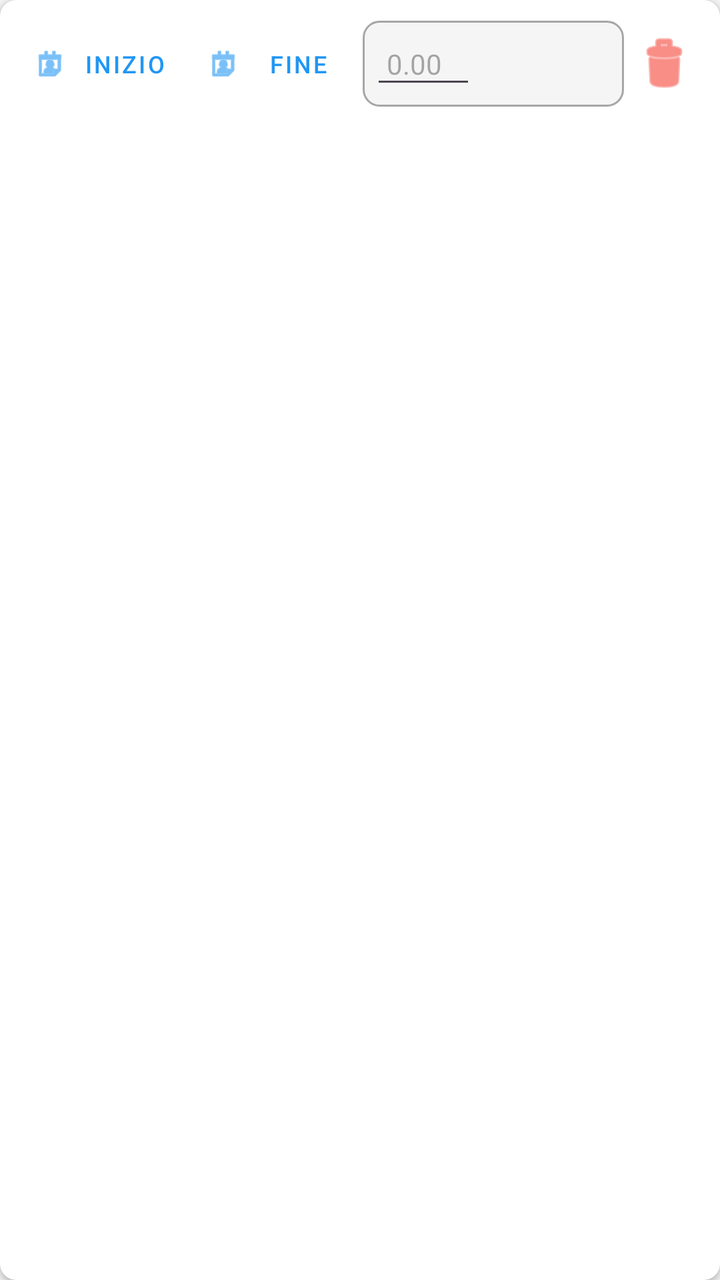
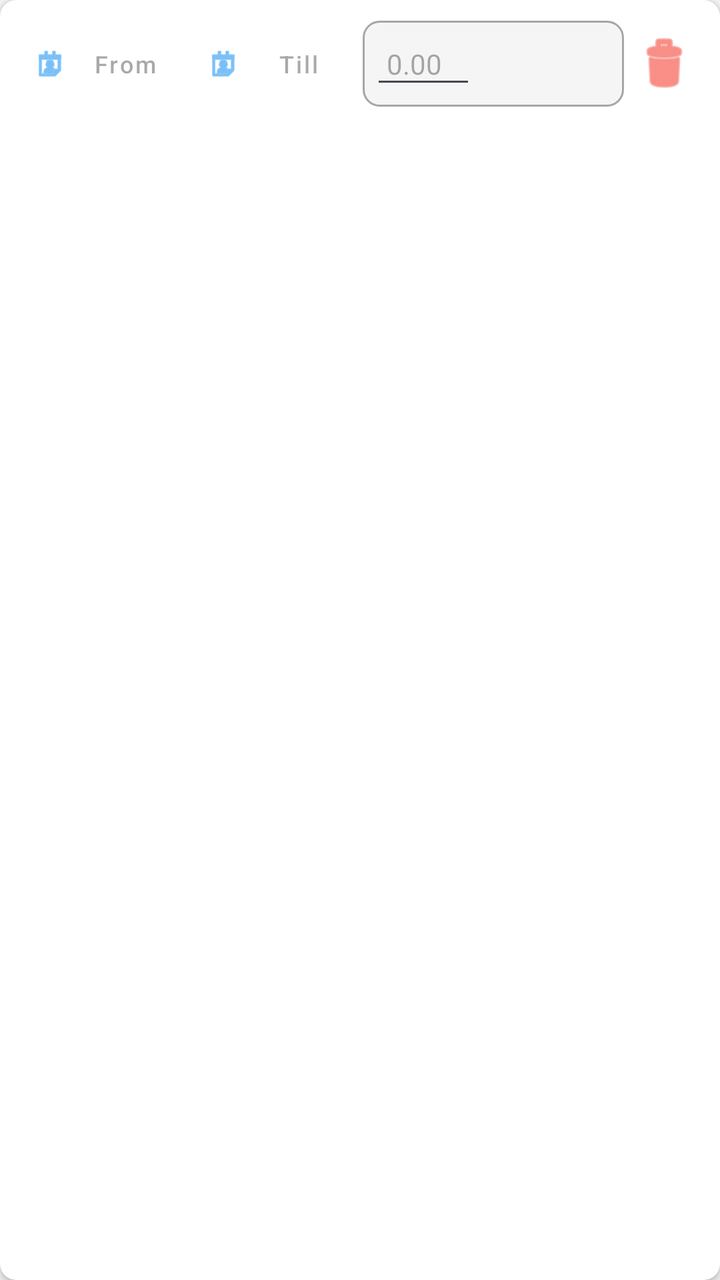

Before-and-after screenshots of an Android layout around one commit, followed by the original layout XML and the change that was made.
<!-- AndroidManifest.xml: application theme Theme.MiCasaEsTuCasa -->
<!-- res/layout/item_availability.xml -->
<?xml version="1.0" encoding="utf-8"?>
<androidx.cardview.widget.CardView
    xmlns:android="http://schemas.android.com/apk/res/android"
    xmlns:app="http://schemas.android.com/apk/res-auto"
    android:layout_width="match_parent"
    android:layout_height="wrap_content"
    android:layout_marginVertical="4dp"
    app:cardCornerRadius="8dp"
    app:cardElevation="2dp">

    <LinearLayout
        android:layout_width="match_parent"
        android:layout_height="wrap_content"
        android:orientation="horizontal"
        android:padding="8dp"
        android:gravity="center_vertical">

        <Button
            android:id="@+id/btnStartDate"
            style="@style/Widget.MaterialComponents.Button.TextButton"
            android:layout_width="0dp"
            android:layout_height="wrap_content"
            android:layout_weight="1"
            android:text="Inizio"
            android:textSize="12sp"
            app:icon="@android:drawable/ic_menu_my_calendar" />

        <Button
            android:id="@+id/btnEndDate"
            style="@style/Widget.MaterialComponents.Button.TextButton"
            android:layout_width="0dp"
            android:layout_height="wrap_content"
            android:layout_weight="1"
            android:text="Fine"
            android:textSize="12sp"
            app:icon="@android:drawable/ic_menu_my_calendar" />

        
        <LinearLayout
            android:layout_width="0dp"
            android:layout_height="wrap_content"
            android:layout_weight="1.5"
            android:orientation="horizontal"
            android:background="@drawable/edittext_background"
            android:padding="4dp">

            <EditText
                android:id="@+id/etPrice"
                android:layout_width="0dp"
                android:layout_height="wrap_content"
                android:layout_weight="1"
                android:hint="0.00"
                android:inputType="numberDecimal"
                android:padding="8dp"
                android:textSize="14sp" />

            <Spinner
                android:id="@+id/spinnerCurrency"
                android:layout_width="wrap_content"
                android:layout_height="wrap_content"
                android:minWidth="70dp"
                android:background="@null"
                android:spinnerMode="dropdown" />

        </LinearLayout>

        <ImageButton
            android:id="@+id/btnRemoveRow"
            android:layout_width="40dp"
            android:layout_height="40dp"
            android:background="?attr/selectableItemBackgroundBorderless"
            android:src="@android:drawable/ic_menu_delete"
            app:tint="@color/red" />

    </LinearLayout>
</androidx.cardview.widget.CardView>
<!-- resources referenced by this layout -->
<resources>
  <color name="red">#F44336</color>
  <!-- drawable edittext_background (drawable) -->
  <?xml version="1.0" encoding="utf-8"?>
  <shape xmlns:android="http://schemas.android.com/apk/res/android">
      <solid android:color="?android:attr/colorBackground"/>
      <stroke
          android:width="1dp"
          android:color="?android:attr/textColorHint"/>
      <corners android:radius="8dp"/>
  </shape>
  <style name="Theme.MiCasaEsTuCasa" parent="Base.Theme.MiCasaEsTuCasa" />
  <style name="Base.Theme.MiCasaEsTuCasa" parent="Theme.Material3.DayNight.NoActionBar">
          
          <item name="colorPrimary">@color/primary</item>
          <item name="colorPrimaryVariant">@color/primary_dark</item>
          <item name="colorOnPrimary">@color/white</item>
  
          
          <item name="colorSecondary">@color/secondary</item>
          <item name="colorSecondaryVariant">@color/secondary_dark</item>
          <item name="colorOnSecondary">@color/black</item>
  
          
          <item name="android:colorBackground">@color/backgroundColor</item>
          <item name="colorSurface">@color/white</item>
          <item name="colorError">@color/red</item>
  
          
          <item name="android:statusBarColor">@color/primary_dark</item>
          <item name="android:navigationBarColor">@color/primary_dark</item>
      </style>
  <color name="primary">#2196F3</color>
  <color name="primary_dark">#1976D2</color>
  <color name="white">#FFFFFF</color>
  <color name="secondary">#4CAF50</color>
  <color name="secondary_dark">#388E3C</color>
  <color name="black">#000000</color>
  <color name="backgroundColor">#F5F5F5</color>
</resources>

<!-- the commit's change to res/layout/item_availability.xml (unified diff, before → after) -->
@@ -21,7 +21,7 @@
             android:layout_width="0dp"
             android:layout_height="wrap_content"
             android:layout_weight="1"
-            android:text="Inizio"
+            android:hint="@string/inizio"
             android:textSize="12sp"
             app:icon="@android:drawable/ic_menu_my_calendar" />
 
@@ -31,7 +31,7 @@
             android:layout_width="0dp"
             android:layout_height="wrap_content"
             android:layout_weight="1"
-            android:text="Fine"
+            android:hint="@string/fine"
             android:textSize="12sp"
             app:icon="@android:drawable/ic_menu_my_calendar" />
 
<!-- resource entries referenced after the edit -->
@@ -10,6 +10,8 @@
           android:color="?android:attr/textColorHint"/>
       <corners android:radius="8dp"/>
   </shape>
+  <string name="fine">Till</string>
+  <string name="inizio">From</string>
   <style name="Theme.MiCasaEsTuCasa" parent="Base.Theme.MiCasaEsTuCasa" />
   <style name="Base.Theme.MiCasaEsTuCasa" parent="Theme.Material3.DayNight.NoActionBar">
           
